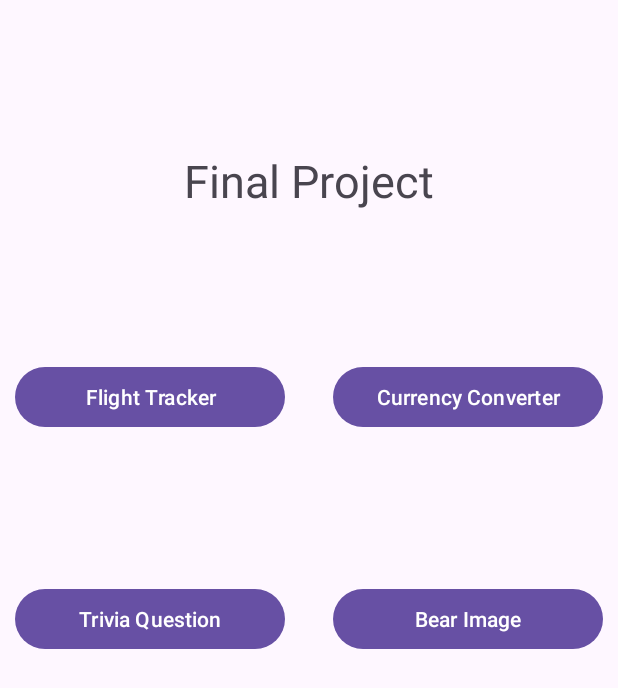
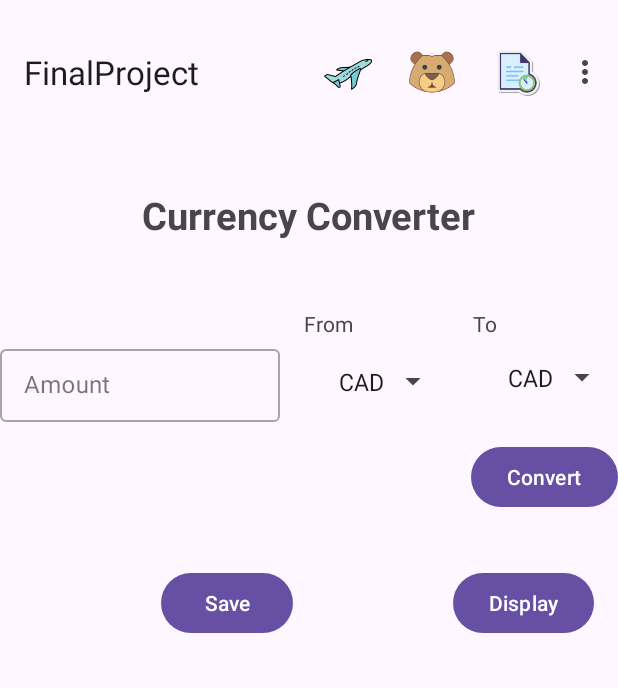
Before and after one commit to YutianCai/FinalProject, an Android app: the screen it shows after launch (MainActivity before the commit, CurrencyConverter after it), after a tap on "Currency Converter", on a phone screen of 412 x 824 dp. Shown: the top 688 px of the screen. Run offline under Robolectric (Android 15) with nearby library versions, the light colour scheme and no system bars.

Commit message:
Finished the first part of currency converter--added a toolabr, a alert dialog, a snack bar

```diff
--- a/app/src/main/AndroidManifest.xml
+++ b/app/src/main/AndroidManifest.xml
@@ -21,6 +21,10 @@
                 <category android:name="android.intent.category.LAUNCHER" />
             </intent-filter>
         </activity>
+        <activity
+            android:name=".CurrencyConverter"
+            android:exported="true">
+        </activity>
     </application>
 
 </manifest>
--- /dev/null
+++ b/app/src/main/res/menu/menu_currency.xml
@@ -0,0 +1,28 @@
+<?xml version="1.0" encoding="utf-8"?>
+<menu xmlns:android="http://schemas.android.com/apk/res/android"
+    xmlns:app="http://schemas.android.com/apk/res-auto">
+
+
+    <item
+        android:id="@+id/flight"
+        android:icon="@drawable/flight"
+        android:title="@string/flight"
+        app:showAsAction="always" />
+
+    <item
+        android:id="@+id/bear"
+        android:icon="@drawable/bear"
+        android:title="@string/bear"
+        app:showAsAction="always" />
+
+    <item
+        android:id="@+id/trivia"
+        android:icon="@drawable/trivia"
+        android:title="@string/trivia"
+        app:showAsAction="always" />
+
+    <item
+        android:id="@+id/help"
+        android:title="help"
+        app:showAsAction="never" />
+</menu>
--- a/app/src/main/res/values/strings.xml
+++ b/app/src/main/res/values/strings.xml
@@ -5,6 +5,7 @@
     <string name="currency">Currency Converter</string>
     <string name="trivia">Trivia Question </string>
     <string name="bear">Bear Image </string>
+
     <string-array name="currency_codes">
         <item>CAD</item>
         <item>EUR</item>
```
Also changed, not shown: app/src/main/java/algonquin/cst2335/finalproject/CurrencyConverter.java (+41 -0 lines).
